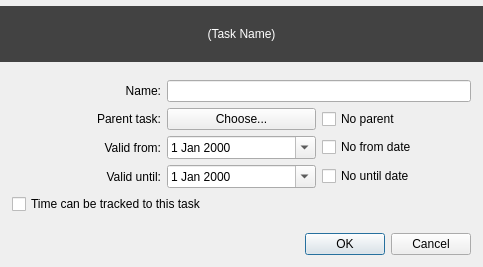
First picture: the form in Charm/Widgets/TaskEditor.ui, repository KDAB/Charm, before the edit.
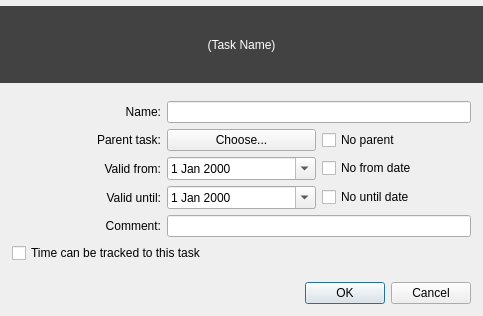
Second picture: the form after the edit.

Commit message:
Add comment attribute to tasks and display it as tooltip
Fixes #280

```diff
--- a/Charm/Widgets/TaskEditor.ui
+++ b/Charm/Widgets/TaskEditor.ui
@@ -7,7 +7,7 @@
     <x>0</x>
     <y>0</y>
     <width>483</width>
-    <height>267</height>
+    <height>316</height>
    </rect>
   </property>
   <property name="windowTitle">
@@ -572,6 +572,19 @@
          </property>
         </widget>
        </item>
+       <item row="4" column="0">
+        <widget class="QLabel" name="label_3">
+         <property name="text">
+          <string>Comment:</string>
+         </property>
+         <property name="alignment">
+          <set>Qt::AlignRight|Qt::AlignTrailing|Qt::AlignVCenter</set>
+         </property>
+        </widget>
+       </item>
+       <item row="4" column="1" colspan="2">
+        <widget class="QLineEdit" name="lineEditComment"/>
+       </item>
       </layout>
      </item>
      <item>
```
Left out of the diff: 39 changed lines with no effect on the pictures. The commit also changes 10 other files.
